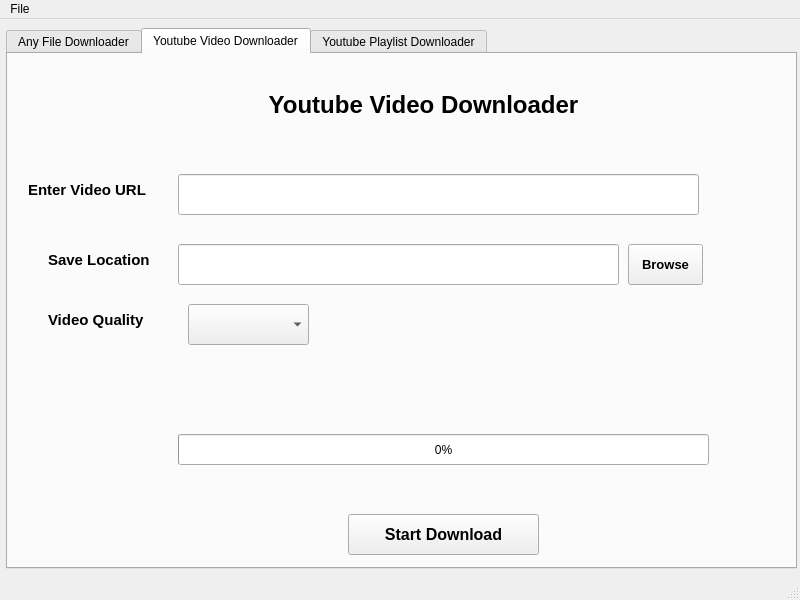
Old version of the form main.ui in the repository MohamedZidane11/file-downloader---video-downloader.
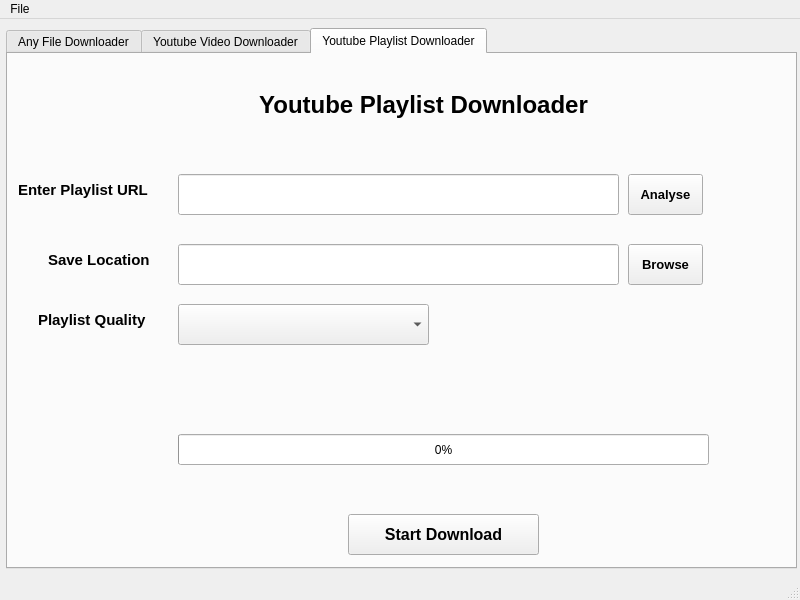
New version of the form. The open tabs and pages were chosen to show the change. Icons and pictures are not drawn.

Commit message: modifying youtube gui, coding quality combobox

The edit to the form file:
```diff
--- a/main.ui
+++ b/main.ui
@@ -1550,7 +1550,7 @@
        <rect>
         <x>170</x>
         <y>120</y>
-        <width>521</width>
+        <width>441</width>
         <height>41</height>
        </rect>
       </property>
@@ -1611,15 +1611,15 @@
      <widget class="QComboBox" name="comboBox">
       <property name="geometry">
        <rect>
-        <x>180</x>
+        <x>170</x>
         <y>250</y>
-        <width>121</width>
+        <width>251</width>
         <height>41</height>
        </rect>
       </property>
      </widget>
     </widget>
-    <widget class="QWidget" name="">
+    <widget class="QWidget" name="widget">
      <attribute name="title">
       <string>Youtube Playlist Downloader</string>
      </attribute>
@@ -1651,7 +1651,7 @@
        <rect>
         <x>170</x>
         <y>120</y>
-        <width>521</width>
+        <width>441</width>
         <height>41</height>
        </rect>
       </property>
@@ -1712,9 +1712,9 @@
      <widget class="QLabel" name="label_9">
       <property name="geometry">
        <rect>
-        <x>40</x>
+        <x>30</x>
         <y>250</y>
-        <width>121</width>
+        <width>131</width>
         <height>31</height>
        </rect>
       </property>
@@ -1732,9 +1732,9 @@
      <widget class="QComboBox" name="comboBox_2">
       <property name="geometry">
        <rect>
-        <x>180</x>
+        <x>170</x>
         <y>250</y>
-        <width>121</width>
+        <width>251</width>
         <height>41</height>
        </rect>
       </property>
@@ -1772,9 +1772,9 @@
      <widget class="QLabel" name="label_11">
       <property name="geometry">
        <rect>
-        <x>20</x>
+        <x>10</x>
         <y>120</y>
-        <width>131</width>
+        <width>151</width>
         <height>31</height>
        </rect>
       </property>
@@ -1789,6 +1789,26 @@
        <string>Enter Playlist URL</string>
       </property>
      </widget>
+     <widget class="QPushButton" name="pushButton_8">
+      <property name="geometry">
+       <rect>
+        <x>620</x>
+        <y>120</y>
+        <width>75</width>
+        <height>41</height>
+       </rect>
+      </property>
+      <property name="font">
+       <font>
+        <pointsize>10</pointsize>
+        <weight>75</weight>
+        <bold>true</bold>
+       </font>
+      </property>
+      <property name="text">
+       <string>Analyse</string>
+      </property>
+     </widget>
     </widget>
    </widget>
   </widget>
```
Left out of the diff: 22 changed lines with no effect on the pictures. The commit also changes 1 other file.
